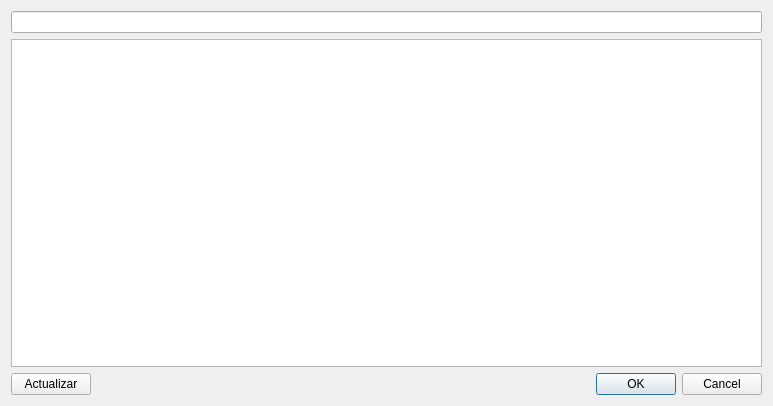
katmai1/qtradingview2, file src/searchmarket.ui: the form before one commit.
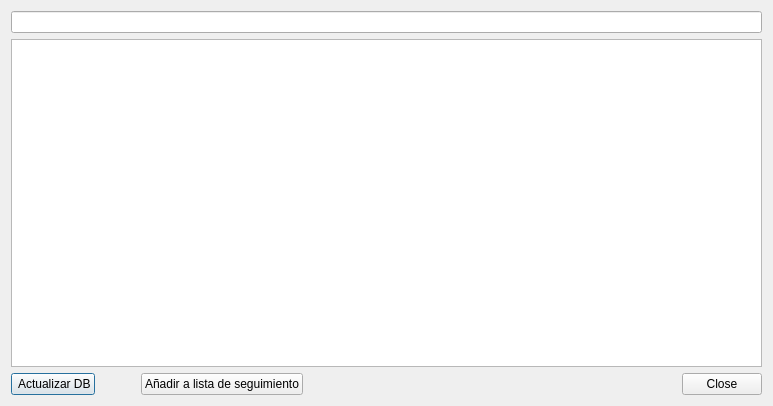
The form after the commit.

```diff
--- a/src/searchmarket.ui
+++ b/src/searchmarket.ui
@@ -42,7 +42,30 @@
      <item>
       <widget class="QPushButton" name="butonUpdate">
        <property name="text">
-        <string>Actualizar</string>
+        <string> Actualizar DB</string>
+       </property>
+      </widget>
+     </item>
+     <item>
+      <spacer name="horizontalSpacer">
+       <property name="orientation">
+        <enum>Qt::Orientation::Horizontal</enum>
+       </property>
+       <property name="sizeType">
+        <enum>QSizePolicy::Policy::Preferred</enum>
+       </property>
+       <property name="sizeHint" stdset="0">
+        <size>
+         <width>40</width>
+         <height>20</height>
+        </size>
+       </property>
+      </spacer>
+     </item>
+     <item>
+      <widget class="QPushButton" name="butAdd2WL">
+       <property name="text">
+        <string>Añadir a lista de seguimiento</string>
        </property>
       </widget>
      </item>
@@ -52,7 +75,7 @@
         <enum>Qt::Orientation::Horizontal</enum>
        </property>
        <property name="standardButtons">
-        <set>QDialogButtonBox::StandardButton::Cancel|QDialogButtonBox::StandardButton::Ok</set>
+        <set>QDialogButtonBox::StandardButton::Close</set>
        </property>
       </widget>
      </item>
```
